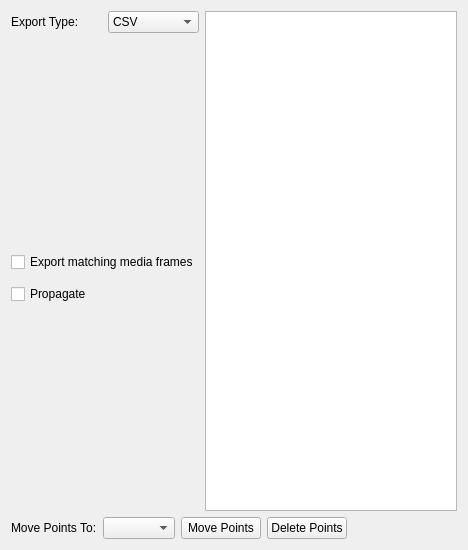
paulmthompson/WhiskerToolbox, file src/WhiskerToolbox/DataManager_Widget/Point_Widget/Point_Widget.ui: the form before one commit.
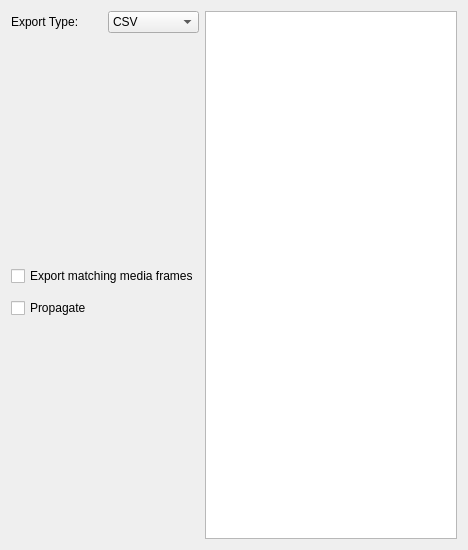
The form after the commit. Custom widgets are drawn as their Qt base class.

Commit message: updated point to be map again. I don't think this is saving much time when interacting and makes the interaface clunky. Added move to and copy to to point widget

Patch:
```diff
--- a/src/WhiskerToolbox/DataManager_Widget/Point_Widget/Point_Widget.ui
+++ b/src/WhiskerToolbox/DataManager_Widget/Point_Widget/Point_Widget.ui
@@ -92,47 +92,6 @@
      </item>
     </layout>
    </item>
-   <item>
-    <layout class="QHBoxLayout" name="actionButtonsLayout">
-     <item>
-      <widget class="QLabel" name="moveToLabel">
-       <property name="text">
-        <string>Move Points To:</string>
-       </property>
-      </widget>
-     </item>
-     <item>
-      <widget class="QComboBox" name="moveToPointDataComboBox"/>
-     </item>
-     <item>
-      <widget class="QPushButton" name="movePointsButton">
-       <property name="text">
-        <string>Move Points</string>
-       </property>
-      </widget>
-     </item>
-     <item>
-      <widget class="QPushButton" name="deletePointsButton">
-       <property name="text">
-        <string>Delete Points</string>
-       </property>
-      </widget>
-     </item>
-     <item>
-      <spacer name="actionHorizontalSpacer">
-       <property name="orientation">
-        <enum>Qt::Orientation::Horizontal</enum>
-       </property>
-       <property name="sizeHint" stdset="0">
-        <size>
-         <width>40</width>
-         <height>20</height>
-        </size>
-       </property>
-      </spacer>
-     </item>
-    </layout>
-   </item>
   </layout>
  </widget>
  <customwidgets>
```
The commit also changes 5 other files.
